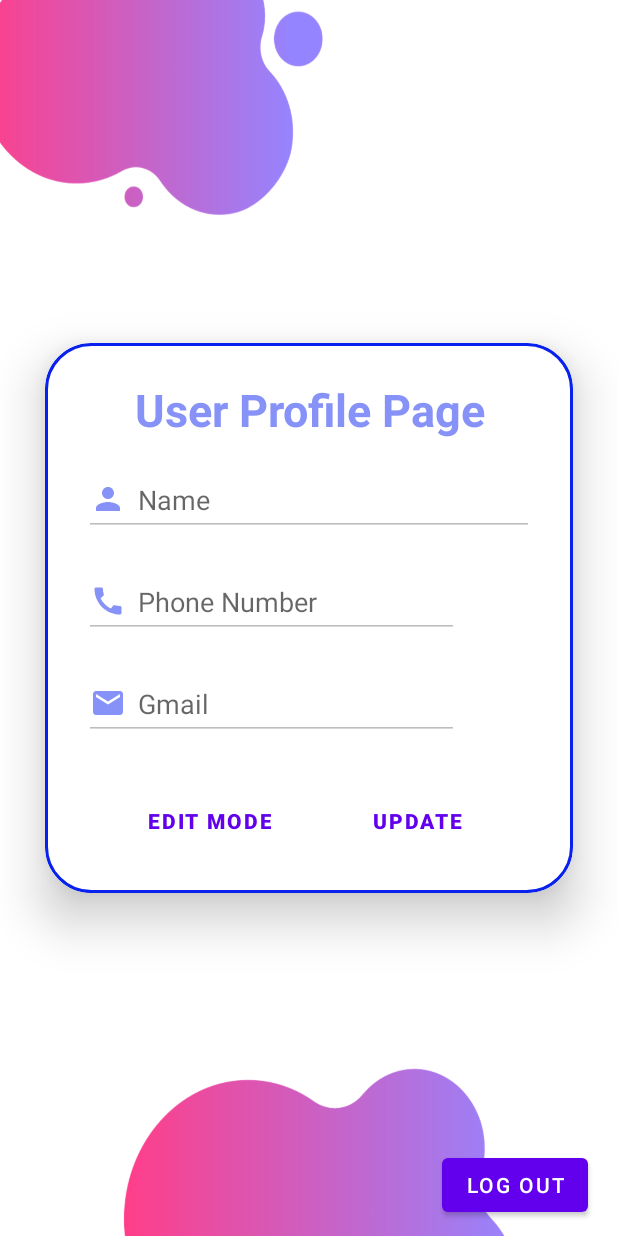
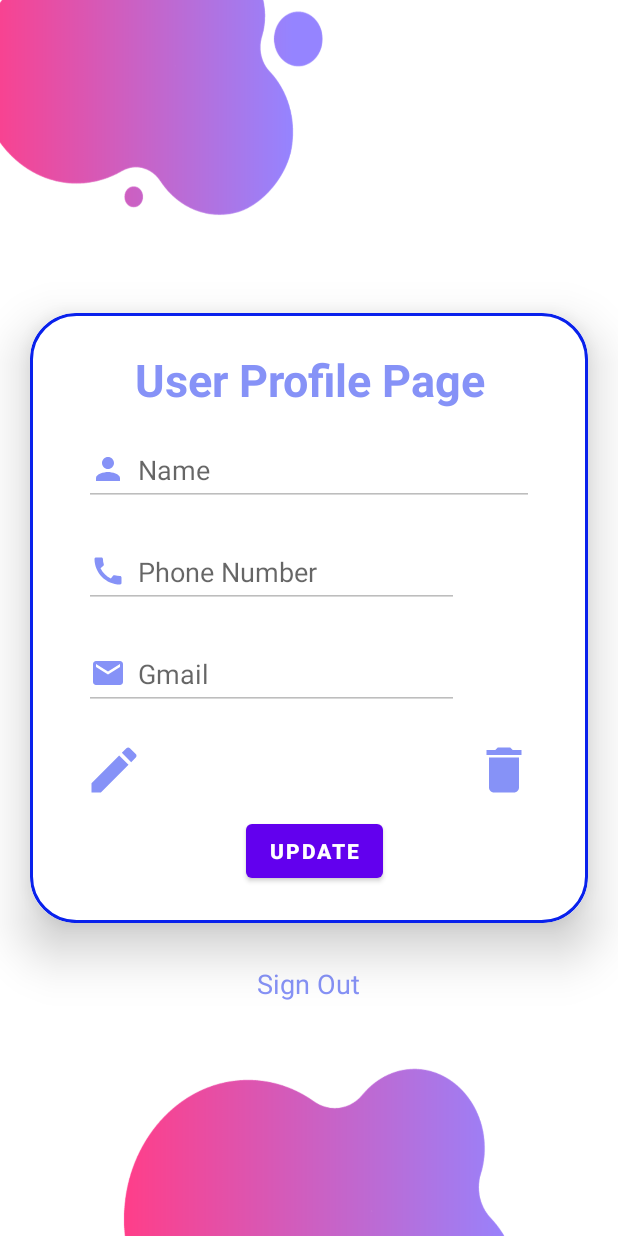
Before and after one commit to Fr4nzy/SariStorePOS, an Android app: the UserProfilePage screen opened directly, with no data from a screen before it, on a phone screen of 412 x 824 dp. Run offline under Robolectric (Android 15) with nearby library versions, the phone set to English and light mode, and no system bars; Roboto replaces fonts that are not available here.

Commit message:
SSP-17 [UI] User Profile 1st Revision

```diff
--- a/app/src/main/res/layout/user_profile_page.xml
+++ b/app/src/main/res/layout/user_profile_page.xml
@@ -7,22 +7,25 @@
 
     <!-- Logout Button -->
 
-    <Button
+    <TextView
         android:id="@+id/btnLogout"
+        android:layout_below="@+id/cardView"
         android:layout_width="wrap_content"
         android:layout_height="wrap_content"
-        android:text="@string/string_log_out"
-        android:layout_marginBottom="10dp"
-        android:layout_marginEnd="20dp"
-        android:layout_alignParentBottom="true"
-        android:layout_alignParentEnd="true"/>
+        android:text="@string/string_sign_out"
+        android:textSize="18sp"
+        android:padding="8dp"
+        android:textColor="@color/lavender"
+        android:layout_centerHorizontal="true"
+        android:layout_marginBottom="10dp" />
 
     <androidx.cardview.widget.CardView
+        android:id="@+id/cardView"
         android:layout_width="match_parent"
         android:layout_height="wrap_content"
         android:layout_centerHorizontal="true"
         android:layout_centerVertical="true"
-        android:layout_margin="30dp"
+        android:layout_margin="20dp"
         app:cardCornerRadius="30dp"
         app:cardElevation="20dp">
 
@@ -89,6 +92,7 @@
                 android:layout_height="wrap_content"
                 android:layout_marginTop="10dp"
                 android:src="@drawable/delete"
+                app:tint="#8692F7"
                 android:contentDescription="Delete Phone Number"
                 android:layout_marginStart="8dp"
                 android:layout_marginEnd="8dp"
@@ -124,6 +128,7 @@
                 android:layout_width="wrap_content"
                 android:layout_height="wrap_content"
                 android:src="@drawable/delete"
+                app:tint="#8692F7"
                 android:contentDescription="Delete Gmail"
                 android:layout_marginTop="10dp"
                 android:layout_marginStart="8dp"
@@ -133,46 +138,48 @@
         </LinearLayout>
 
 
-        <!-- Toggle Edit,View and Update Mode Button -->
-
         <LinearLayout
+            android:id="@+id/llEditDeleteButtons"
             android:layout_width="wrap_content"
             android:layout_height="wrap_content"
             android:orientation="horizontal"
             android:layout_gravity="center">
 
-            <Button
-                style="?android:attr/buttonBarButtonStyle"
-                android:id="@+id/btnToggleEditMode"
-                android:layout_width="wrap_content"
-                android:layout_height="wrap_content"
-                android:layout_marginTop="10dp"
-                android:textStyle="bold"
-                android:text="@string/string_edit_mode"
-                android:visibility="visible" />
+            <ImageButton
+                android:id="@+id/editBtn"
+                android:layout_width="40dp"
+                android:layout_height="40dp"
+                android:background="#FFFFFF"
+                android:src="@drawable/edit"
+                app:tint="#8692F7"
+                android:scaleType="fitCenter"
+                />
+
+            <ImageButton
+                android:layout_marginStart="220dp"
+                android:id="@+id/deleteBtn"
+                android:layout_width="40dp"
+                android:layout_height="40dp"
+                android:background="#FFFFFF"
+                android:src="@drawable/delete"
+                app:tint="#8692F7"
+                android:scaleType="fitCenter"
+                />
+
+        </LinearLayout>
 
 
-            <Button
-                android:id="@+id/btnToggleViewMode"
-                android:layout_width="wrap_content"
-                android:layout_height="wrap_content"
-                android:layout_marginTop="10dp"
-                android:text="@string/string_view_mode"
-                android:visibility="gone" />
+        <!-- Update Button -->
 
             <Button
-                style="?android:attr/buttonBarButtonStyle"
                 android:id="@+id/btnProfileUpdate"
                 android:layout_width="wrap_content"
                 android:layout_height="wrap_content"
                 android:text="@string/string_update"
                 android:layout_marginTop="10dp"
                 android:textStyle="bold"
-                android:layout_marginStart="45dp"
+                android:layout_marginStart="120dp"
                 android:visibility="visible"/>
-
-        </LinearLayout>
-
 
         </LinearLayout>
     </androidx.cardview.widget.CardView>
--- a/app/src/main/res/values/strings.xml
+++ b/app/src/main/res/values/strings.xml
@@ -10,13 +10,11 @@
     <string name="open_nav">Open Navigation Drawer</string>
     <string name="close_nav">Close Navigation Drawer</string>
     <!-- TODO: Remove or change this placeholder text -->
-    <string name="hello_blank_fragment">Hello blank fragment</string>
     <string name="user_profile_page_label">User Profile Page</string>
     <string name="string_update">Update</string>
-    <string name="string_edit_mode">Edit Mode</string>
-    <string name="string_view_mode">View Mode</string>
+    <string name="string_edit_mode">Edit</string>
     <string name="string_name">Name</string>
     <string name="string_phone_number">Phone Number</string>
     <string name="string_gmail">Gmail</string>
-    <string name="string_log_out">Log Out</string>
+    <string name="string_sign_out">Sign Out</string>
 </resources>
```
